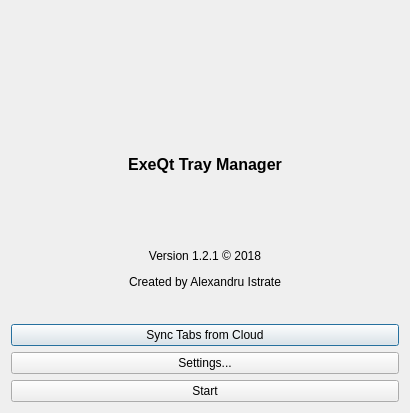
Old version of the form ExeQt/mainpage.ui in the repository AlexandruIstrate/ExeQt.
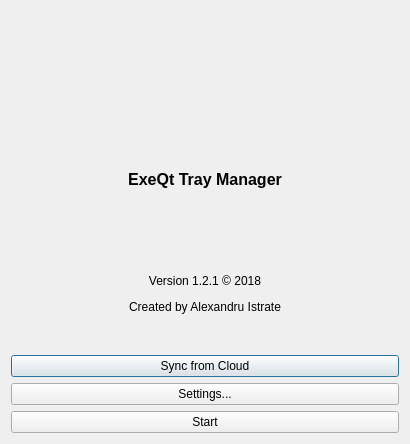
New version of the form. Icons and pictures are not drawn.

```diff
--- a/ExeQt/mainpage.ui
+++ b/ExeQt/mainpage.ui
@@ -7,7 +7,7 @@
     <x>0</x>
     <y>0</y>
     <width>410</width>
-    <height>413</height>
+    <height>444</height>
    </rect>
   </property>
   <property name="windowTitle">
@@ -63,7 +63,11 @@
    <item>
     <widget class="QPushButton" name="btnSync">
      <property name="text">
-      <string>Sync Tabs from Cloud</string>
+      <string>Sync from Cloud</string>
+     </property>
+     <property name="icon">
+      <iconset resource="resources.qrc">
+       <normaloff>:/assets/images/button-icons/cloud.png</normaloff>:/assets/images/button-icons/cloud.png</iconset>
      </property>
     </widget>
    </item>
```
Left out of the diff: 8 changed lines with no effect on the pictures.
